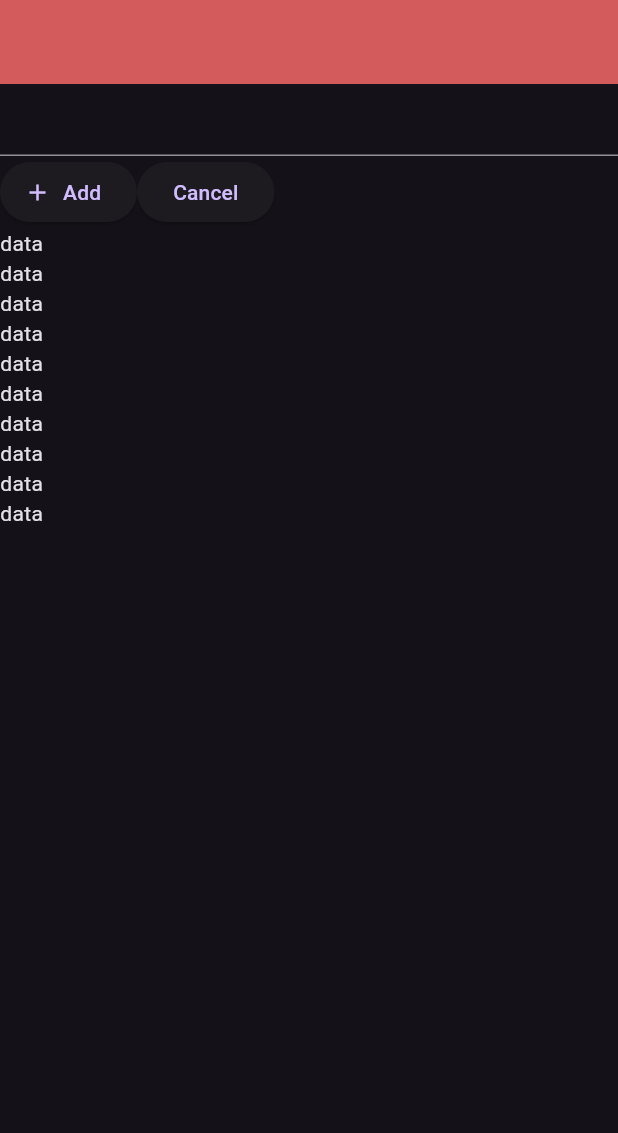
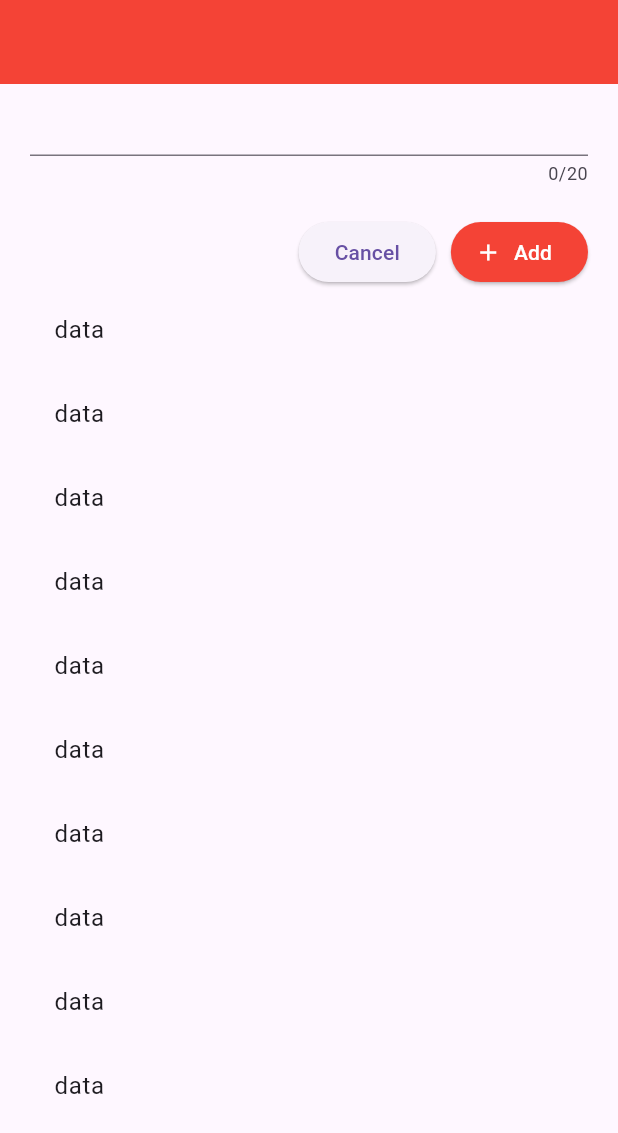
Before and after one commit to saninthottungal/todo-riverpod, a Flutter app: the screen it shows after launch, on a phone screen of 412 x 824 dp. Shown: the top 1133 px of the screen. Run offline on Flutter 3.47's test engine with Material 3 defaults, Android fonts, the phone set to English and light mode, and no system bars.

Commit message:
ScreenHome UI complete

```diff
--- a/lib/main.dart
+++ b/lib/main.dart
@@ -13,11 +13,13 @@ class MyApp extends StatelessWidget {
   @override
   Widget build(BuildContext context) {
     return MaterialApp(
-      theme: ThemeData.dark().copyWith(
-          appBarTheme: const AppBarTheme(
-              backgroundColor: Color.fromARGB(255, 212, 91, 91))),
+      theme: ThemeData(
+        appBarTheme: const AppBarTheme(
+          color: Colors.red,
+        ),
+      ),
       title: 'Flutter Demo',
-      home: const ScreenHome(),
+      home: ScreenHome(),
     );
   }
 }
--- a/lib/screens/screen_home.dart
+++ b/lib/screens/screen_home.dart
@@ -1,38 +1,54 @@
 import 'package:flutter/material.dart';
 
 class ScreenHome extends StatelessWidget {
-  const ScreenHome({super.key});
+  ScreenHome({super.key});
+
+  final todoController = TextEditingController();
 
   @override
   Widget build(BuildContext context) {
     return Scaffold(
       appBar: AppBar(),
-      body: Column(
+      body: Padding(
+        padding: const EdgeInsets.symmetric(horizontal: 20),
+        child: Column(
           children: [
-          TextField(),
+            TextField(
+              controller: todoController,
+              maxLength: 20,
+            ),
+            const SizedBox(height: 20),
             Row(
+              mainAxisAlignment: MainAxisAlignment.end,
               children: [
+                ElevatedButton(
+                  onPressed: () {},
+                  child: const Text("Cancel"),
+                ),
+                const SizedBox(width: 10),
                 ElevatedButton.icon(
                     onPressed: () {},
                     label: const Text("Add"),
                     icon: const Icon(Icons.add),
-              ),
-              ElevatedButton(
-                onPressed: () {},
-                child: const Text("Cancel"),
-              ),
+                    style: ElevatedButton.styleFrom(
+                      backgroundColor: Colors.red,
+                      foregroundColor: Colors.white,
+                    )),
               ],
             ),
             Expanded(
               child: ListView.builder(
                 itemBuilder: (context, index) {
-                return const Text("data");
+                  return const ListTile(
+                    title: Text("data"),
+                  );
                 },
                 itemCount: 10,
               ),
             ),
           ],
         ),
+      ),
     );
   }
 }
```
Lines whose indentation alone changed are shown as unchanged.
